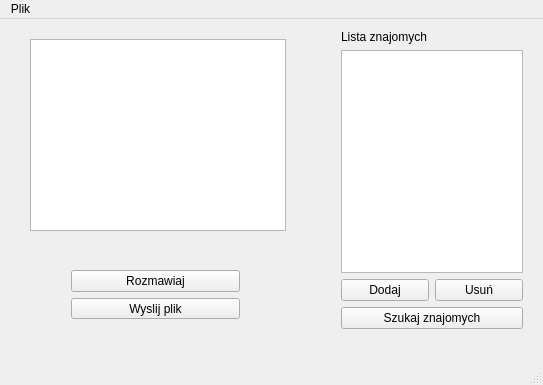
Above: TIN-klient/mainwindow.ui from quetz05/tin before the change. Below: the same form after it.
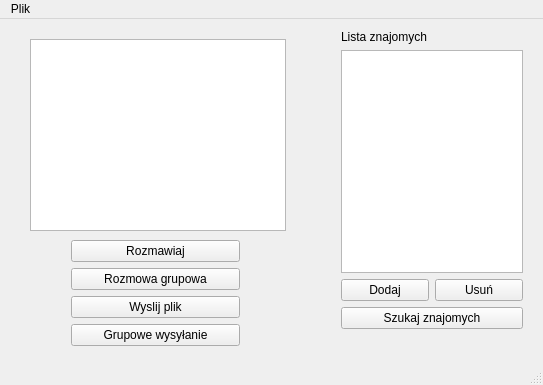
That is the form after the change.

The edit to the form file:
```diff
--- a/TIN-klient/mainwindow.ui
+++ b/TIN-klient/mainwindow.ui
@@ -65,9 +65,9 @@
     <property name="geometry">
      <rect>
       <x>60</x>
-      <y>240</y>
+      <y>210</y>
       <width>191</width>
-      <height>71</height>
+      <height>131</height>
      </rect>
     </property>
     <layout class="QVBoxLayout" name="verticalLayout_4">
@@ -78,6 +78,13 @@
        </property>
       </widget>
      </item>
+     <item>
+      <widget class="QPushButton" name="pushGrupRozmawiaj">
+       <property name="text">
+        <string>Rozmowa grupowa</string>
+       </property>
+      </widget>
+     </item>
      <item>
       <widget class="QPushButton" name="pushWyslijPlik">
        <property name="text">
@@ -85,6 +92,13 @@
        </property>
       </widget>
      </item>
+     <item>
+      <widget class="QPushButton" name="pushGrupWyslijPlik">
+       <property name="text">
+        <string>Grupowe wysyłanie</string>
+       </property>
+      </widget>
+     </item>
     </layout>
    </widget>
    <widget class="QGraphicsView" name="logoView">
```
